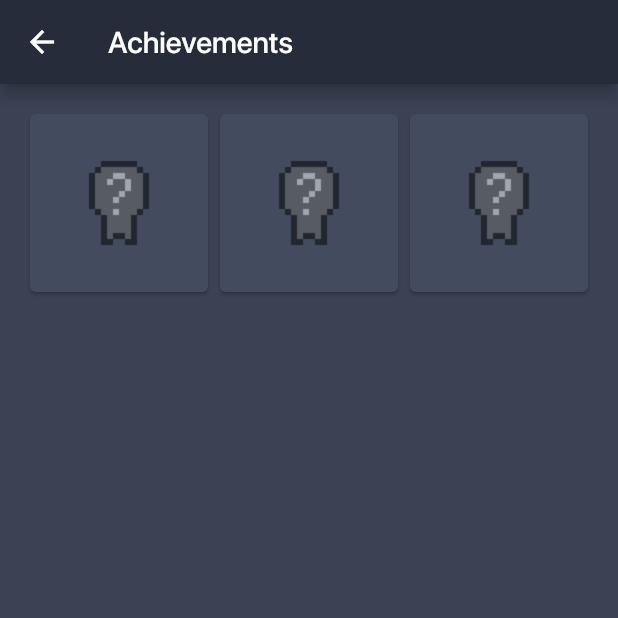
After one commit to mascotebr/PixelTask, a Flutter app: the AchievementsPage screen opened directly, on a phone screen of 412 x 824 dp, the top half of it. The commit adds this screen. Run offline on Flutter 3.47's test engine with Material 2 defaults, Android fonts, the phone set to English and light mode, and no system bars; our stand-ins replace flutter_colorpicker; missing offline and left inert: flutter_animated_dialog.

Commit message:
[ADD] Achievements

```diff
--- a/lib/model/achievements.dart
+++ b/lib/model/achievements.dart
@@ -1,6 +1,8 @@
-enum Achievements {
-  levelFive,
-  levelTen,
-  monthTasksDailys,
-  hundredTasks;
+class Achievements {
+  String? name3 = "";
+  String? name2 = "";
+  String? name1 = "";
+  String? description = "";
+  int? medal = 0;
+  Achievements({this.name3, this.name2, this.name1, this.description});
 }
--- a/lib/model/char.dart
+++ b/lib/model/char.dart
@@ -28,5 +28,7 @@ class Char {
         color = json['color'] ?? 0xFF2196F3,
         exp = json['exp'] ?? 0,
         level = json['level'] ?? 1,
-        achievements = List<Achievements>.from(json['achievements']);
+        achievements = json['achievements'] == null
+            ? <Achievements>[]
+            : List<Achievements>.from(json['achievements']);
 }
--- /dev/null
+++ b/lib/pages/achievements_page.dart
@@ -0,0 +1,171 @@
+import 'package:flutter/material.dart';
+import 'package:pixel_tasks/model/achievements.dart';
+import '../utils/bodys_util.dart';
+import '../utils/char_util.dart';
+
+class AchievementsPage extends StatefulWidget {
+  const AchievementsPage({super.key, this.title});
+  // ignore: prefer_typing_uninitialized_variables
+  final title;
+  @override
+  State<AchievementsPage> createState() => _AchievementsPageState();
+}
+
+class _AchievementsPageState extends State<AchievementsPage> {
+  Achievements selected = Achievements();
+
+  @override
+  Widget build(BuildContext context) {
+    return BodysUtil.bodyResponsiveHome(
+        context,
+        Scaffold(
+          backgroundColor: const Color(0xff3B4254),
+          appBar: AppBar(
+            title: Text(widget.title),
+            backgroundColor: const Color.fromARGB(255, 38, 44, 58),
+          ),
+          body: medals(),
+          floatingActionButtonLocation:
+              FloatingActionButtonLocation.centerDocked,
+          floatingActionButton: selected.description != null
+              ? Column(
+                  mainAxisAlignment: MainAxisAlignment.end,
+                  children: [
+                    Container(
+                      decoration: const BoxDecoration(
+                        borderRadius: BorderRadius.only(
+                            topLeft: Radius.circular(15.0),
+                            topRight: Radius.circular(15.0)),
+                        color: Color.fromARGB(255, 38, 44, 58),
+                      ),
+                      child: IconButton(
+                          onPressed: () {
+                            setState(() {
+                              selected = Achievements();
+                            });
+                          },
+                          icon: const Icon(
+                            Icons.close,
+                            color: Colors.white,
+                          )),
+                    ),
+                    Container(
+                      constraints:
+                          const BoxConstraints(minHeight: 150, maxHeight: 400),
+                      decoration: const BoxDecoration(
+                        borderRadius: BorderRadius.only(
+                            topLeft: Radius.circular(15.0),
+                            topRight: Radius.circular(15.0)),
+                        color: Color.fromARGB(255, 38, 44, 58),
+                      ),
+                      width: MediaQuery.of(context).size.width * 0.95,
+                      padding: const EdgeInsets.all(16.0),
+                      child: Text(
+                        selected.description!,
+                        style:
+                            const TextStyle(color: Colors.white, fontSize: 20),
+                      ),
+                    ),
+                  ],
+                )
+              : Container(),
+        ),
+
+        //Windows
+
+        Scaffold(
+            backgroundColor: const Color(0xff3B4254),
+            appBar: AppBar(
+              toolbarHeight: 0,
+              backgroundColor: Colors.transparent,
+            ),
+            body: Row(
+              children: [
+                BodysUtil.navegationDesktop(context, 0),
+                medals(),
+              ],
+            )));
+  }
+
+  Widget medals() {
+    int medals = CharUtil.achievements.length;
+    return GridView.count(
+      crossAxisCount: 3,
+      padding: const EdgeInsets.all(16.0),
+      children: [
+        for (int i = 0; i < medals; i++)
+          InkWell(
+            child: cardMedal(CharUtil.achievements[i]),
+            onTap: () {
+              setState(() {
+                selected = CharUtil.achievements[i];
+              });
+            },
+          ),
+      ],
+    );
+  }
+
+  Widget cardMedal(Achievements achievement) {
+    return Card(color: const Color(0xff424C5E), child: medal(achievement));
+  }
+
+  Widget medal(Achievements achievement) {
+    switch (achievement.medal) {
+      case 1:
+        return Column(
+          mainAxisAlignment: MainAxisAlignment.spaceEvenly,
+          crossAxisAlignment: CrossAxisAlignment.center,
+          children: [
+            Image.asset(
+              'images/medals/medal1.png',
+            ),
+            Text(
+              achievement.name1!,
+              style: const TextStyle(color: Colors.white),
+            ),
+          ],
+        );
+      case 2:
+        return Column(
+          mainAxisAlignment: MainAxisAlignment.spaceEvenly,
+          crossAxisAlignment: CrossAxisAlignment.center,
+          children: [
+            Image.asset(
+              'images/medals/medal2.png',
+            ),
+            Text(
+              achievement.name2!,
+              style: const TextStyle(color: Colors.white),
+            ),
+          ],
+        );
+
+      case 3:
+        return Column(
+          mainAxisAlignment: MainAxisAlignment.spaceEvenly,
+          crossAxisAlignment: CrossAxisAlignment.center,
+          children: [
+            Image.asset(
+              'images/medals/medal3.png',
+            ),
+            Text(
+              achievement.name3!,
+              style: const TextStyle(color: Colors.white),
+            ),
+          ],
+        );
+    }
+    return Column(
+      mainAxisAlignment: MainAxisAlignment.spaceEvenly,
+      crossAxisAlignment: CrossAxisAlignment.center,
+      children: [
+        Opacity(
+            opacity: 0.5,
+            child: Image.asset(
+              'images/medals/nomedal.png',
+            )),
+      ],
+    );
+  }
+}
--- a/lib/utils/char_util.dart
+++ b/lib/utils/char_util.dart
@@ -1,16 +1,17 @@
 import 'dart:convert';
 import 'dart:io';
-
-import 'package:flutter/cupertino.dart';
 import 'package:flutter/material.dart';
 import 'package:path_provider/path_provider.dart';
 import 'package:pixel_tasks/model/achievements.dart';
+import 'package:pixel_tasks/model/task.dart';
+import 'package:pixel_tasks/utils/task_util.dart';
 
 import '../model/char.dart';
 import '../model/class_char.dart';
 
 class CharUtil {
   static Char char = Char();
+  static List<Achievements> achievements = <Achievements>[];
 
   static Future<String> get _localPath async {
     final directory = await getApplicationDocumentsDirectory();
@@ -84,6 +85,83 @@ class CharUtil {
     return ClassChar.warrior;
   }
 
+  static void getAchivements() {
+    achievements = <Achievements>[];
+    achievements.add(Achievements(
+        name3: "Level 5",
+        name2: "Level 10",
+        name1: "Level 15",
+        description: ""));
+    achievements.add(Achievements(
+        name3: "30 days", name2: "60 days", name1: "90 days", description: ""));
+    achievements.add(Achievements(
+        name3: "100 Tasks",
+        name2: "200 Tasks",
+        name1: "500 Tasks",
+        description: ""));
+  }
+
+  static Future<void> checkAchivements() async {
+    getAchivements();
+    char.achievements = <Achievements>[];
+
+    //Level 5
+    if (char.level >= 5) {
+      achievements[0].medal = 3;
+      //Level 10
+      if (char.level >= 10) {
+        achievements[0].medal = 2;
+        //Level 15
+        if (char.level >= 15) {
+          achievements[0].medal = 1;
+        }
+      }
+      char.achievements.add(achievements[0]);
+    }
+
+    List<Task> tasksFinished = <Task>[];
+    List<Task> tasks = await TaskUtil.readTasksFinished();
+
+    for (var i = 0; i < tasks.length; i++) {
+      if (tasks[i].isDairy) {
+        int repeat = tasks.where((t) => t.key == tasks[i].key).length;
+        tasks[i].repeat = repeat;
+        tasksFinished.add(tasks[i]);
+        tasks.removeWhere((t) => t.key == tasks[i].key);
+      }
+    }
+
+    //1 Month Tasks Daily
+    if (tasksFinished.where((t) => t.repeat > 30).isNotEmpty) {
+      achievements[1].medal = 3;
+      //2 Month Tasks Daily
+      if (tasksFinished.where((t) => t.repeat > 60).isNotEmpty) {
+        achievements[1].medal = 2;
+        //3 Month Tasks Daily
+        if (tasksFinished.where((t) => t.repeat > 90).isNotEmpty) {
+          achievements[1].medal = 1;
+        }
+      }
+      char.achievements.add(achievements[1]);
+    }
+
+    //100 Tasks writes
+    if (tasksFinished.length >= 100) {
+      achievements[2].medal = 3;
+      if (tasksFinished.length >= 200) {
+        //200 Tasks writes
+        achievements[2].medal = 2;
+        //300 Tasks writes
+        if (tasksFinished.length >= 500) {
+          achievements[2].medal = 1;
+        }
+      }
+      char.achievements.add(achievements[2]);
+    }
+
+    await setChar();
+  }
+
   static Widget pixelChar(
       BuildContext context, double minusWidth, double maxWidthPorcent) {
     return Column(
--- a/lib/widgets/card_task.dart
+++ b/lib/widgets/card_task.dart
@@ -99,8 +99,7 @@ class _CardTaskState extends State<CardTask> {
                   DateFormat('MM/dd/yyyy').format(widget.task.date!),
                   textScaleFactor: Platform.isAndroid ? 1 : 0.8,
                   style: TextStyle(
-                      color: DateTime.now().isBefore(
-                              widget.task.date!.add(const Duration(days: 1)))
+                      color: DateTime.now().isAfter(widget.task.date!)
                           ? Colors.white
                           : Colors.red.shade300),
                 ),
--- a/lib/widgets/dialog_task.dart
+++ b/lib/widgets/dialog_task.dart
@@ -9,7 +9,7 @@ Future<void> showDialogTask(BuildContext contextMain, Function createTask,
   task ??= Task();
   TextEditingController dateController =
       TextEditingController(text: DateFormat('MM/dd/yyyy').format(task.date!));
-  final _formKey = GlobalKey<FormState>();
+  final formKey = GlobalKey<FormState>();
 
   return showDialog<void>(
     context: contextMain,
@@ -26,7 +26,7 @@ Future<void> showDialogTask(BuildContext contextMain, Function createTask,
           backgroundColor: const Color(0xff3B4254),
           content: SingleChildScrollView(
             child: Form(
-              key: _formKey,
+              key: formKey,
               child: ListBody(
                 children: <Widget>[
                   TextFormField(
@@ -201,7 +201,7 @@ Future<void> showDialogTask(BuildContext contextMain, Function createTask,
                 style: const TextStyle(color: Colors.white),
               ),
               onPressed: () {
-                if (!_formKey.currentState!.validate()) {
+                if (!formKey.currentState!.validate()) {
                   return;
                 }
                 if (task!.key == "") {
--- a/pubspec.yaml
+++ b/pubspec.yaml
@@ -68,6 +68,10 @@ flutter:
     - images/warrior.png
     - images/thief.png
     - images/archer.png
+    - images/medals/nomedal.png
+    - images/medals/medal1.png
+    - images/medals/medal2.png
+    - images/medals/medal3.png
 
   # An image asset can refer to one or more resolution-specific "variants", see
   # https://flutter.dev/assets-and-images/#resolution-aware
```
Also changed, not shown: lib/pages/home_page.dart (+9 -10 lines), lib/pages/pixel_char_page.dart (+29 -3 lines), images/medals/medal1.png (added), images/medals/medal2.png (added), images/medals/medal3.png (added), images/medals/nomedal.png (added).
